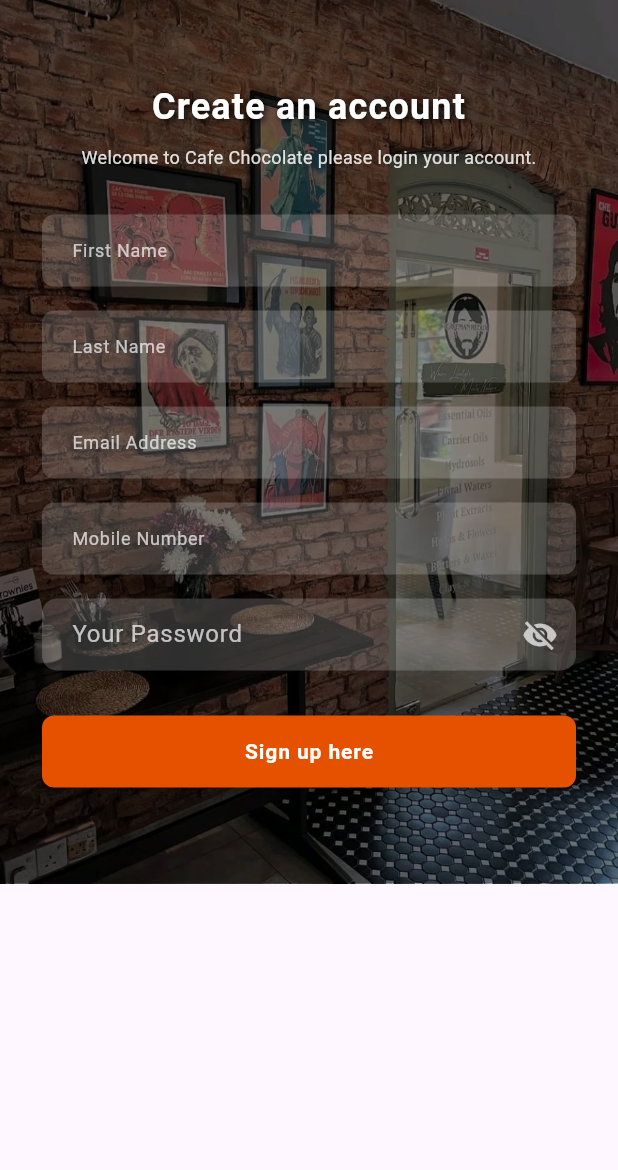
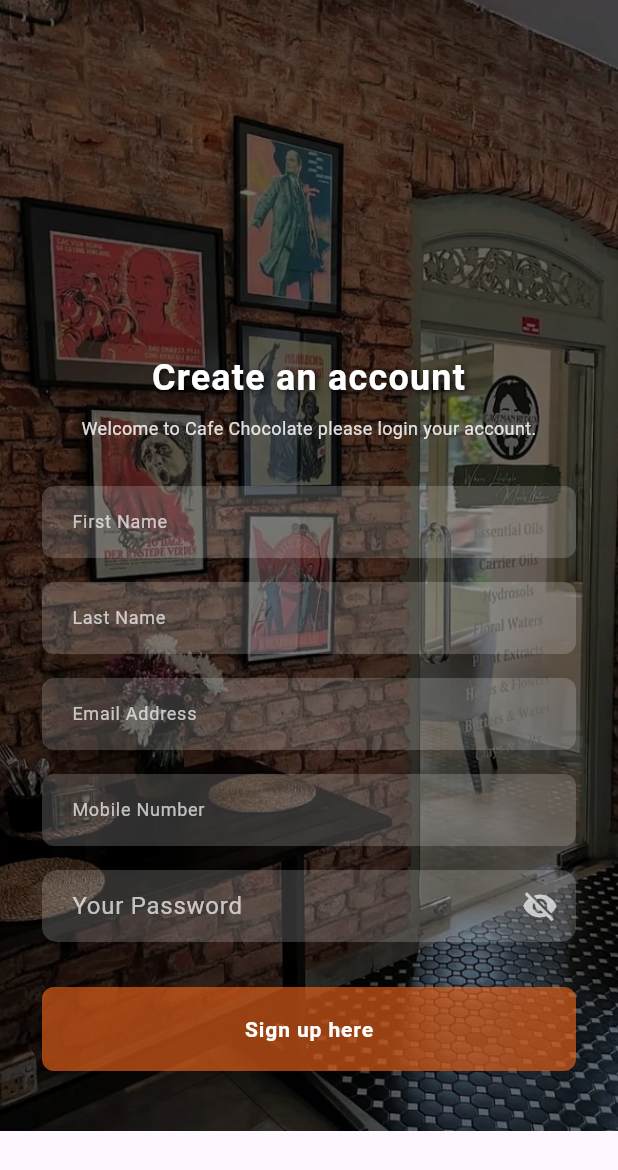
Before and after one commit to hima1222/chocolate-clicks-mobile-app, a Flutter app: the screen it shows after launch, after a tap on "Sign up here", on a phone screen of 412 x 824 dp. Shown: the top 1170 px of the screen. Run offline on Flutter 3.47's test engine with Material 3 defaults, Android fonts, the phone set to English and light mode, and no system bars.

Commit message:
finalised the login and register pages

```diff
--- a/lib/screens/login_screen.dart
+++ b/lib/screens/login_screen.dart
@@ -18,7 +18,6 @@
     return Scaffold(
       extendBodyBehindAppBar: true,
       resizeToAvoidBottomInset: true,
-
       body: Stack(
         children: [
           // Background image
@@ -45,7 +44,7 @@
                 crossAxisAlignment: CrossAxisAlignment.stretch,
                 children: [
                   const Spacer(
-                    flex: 4,
+                    flex: 12,
                   ), // Increased spacer to push content lower
 
                   const Text(
@@ -62,7 +61,7 @@
                           blurRadius: 6,
                         ),
                       ],
-                      fontFamily: 'Roboto', // Changed font
+                      fontFamily: 'kalnia', // Changed font
                     ),
                     textAlign: TextAlign.center,
                   ),
@@ -195,7 +194,7 @@
                             }
                           },
                           style: ElevatedButton.styleFrom(
-                            backgroundColor: const Color(0xFFE65100),
+                            backgroundColor: const Color.fromARGB(159, 243, 102, 27),
                             foregroundColor: Colors.white,
                             padding: const EdgeInsets.symmetric(vertical: 14),
                             shape: RoundedRectangleBorder(
--- a/lib/screens/otp_screen.dart
+++ b/lib/screens/otp_screen.dart
@@ -97,7 +97,7 @@
                   crossAxisAlignment: CrossAxisAlignment.stretch,
                   children: [
                     const SizedBox(
-                      height: 60,
+                      height: 325,
                     ), // Add space to push content lower
                     // Main title
                     const Text(
--- a/lib/screens/register_screen.dart
+++ b/lib/screens/register_screen.dart
@@ -62,13 +62,16 @@
 
           SafeArea(
             child: SingleChildScrollView(
-              padding: const EdgeInsets.symmetric(horizontal: 28, vertical: 24),
+              padding: const EdgeInsets.symmetric(horizontal: 28),
               child: Form(
                 key: _formKey,
                 child: Column(
                   crossAxisAlignment: CrossAxisAlignment.stretch,
                   children: [
-                    const SizedBox(height: 30),
+                    const SizedBox(height: 235),
+                    // const Spacer(
+                    //   flex: 8,
+                    // ),
 
                     const Text(
                       "Create an account",
@@ -190,10 +193,10 @@
                         }
                       },
                       style: ElevatedButton.styleFrom(
-                        backgroundColor: const Color(0xFFE65100),
+                        backgroundColor: const Color.fromARGB(159, 243, 102, 27),
                         foregroundColor: Colors.white,
                         padding: const EdgeInsets.symmetric(
-                          vertical: 14,
+                          vertical: 18,
                         ), // Reduced padding
                         shape: RoundedRectangleBorder(
                           borderRadius: BorderRadius.circular(
```
